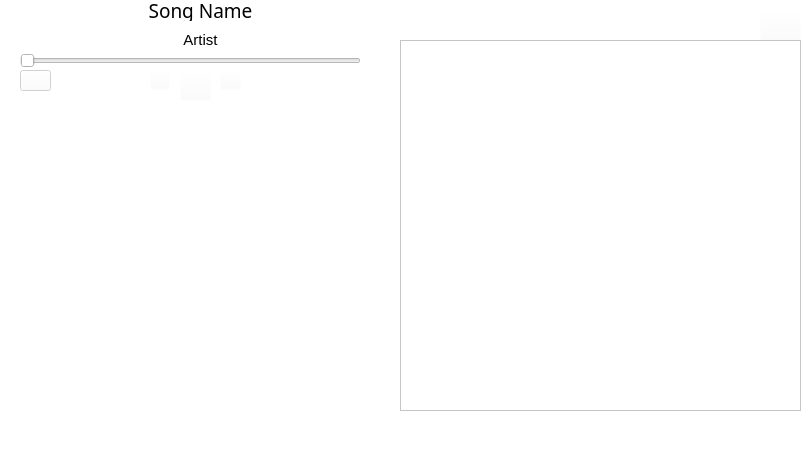
The window that src/ui/mainwindow.ui (III-koda/qt-music) describes before a commit, drawn with Qt 5.
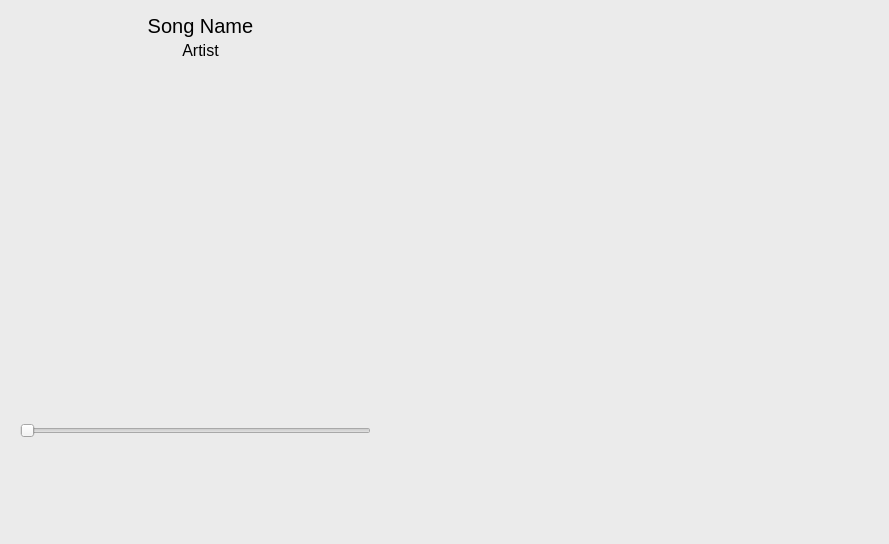
The same window after the commit. Icons and pictures are not drawn.

Commit message: Add download song from Spotify feature (#3)

The edit to the form file:
```diff
--- a/src/ui/mainwindow.ui
+++ b/src/ui/mainwindow.ui
@@ -6,35 +6,44 @@
    <rect>
     <x>0</x>
     <y>0</y>
-    <width>809</width>
-    <height>461</height>
+    <width>889</width>
+    <height>544</height>
    </rect>
   </property>
   <property name="windowTitle">
    <string>MP3 Player</string>
   </property>
+  <property name="autoFillBackground">
+   <bool>false</bool>
+  </property>
   <property name="styleSheet">
-   <string notr="true">background-color: rgb(255,255,255);</string>
+   <string notr="true">background-color: rgb(235, 235, 235);</string>
+  </property>
+  <property name="animated">
+   <bool>true</bool>
   </property>
   <widget class="QWidget" name="centralwidget">
    <widget class="QLabel" name="song_name_label">
     <property name="geometry">
      <rect>
       <x>10</x>
-      <y>0</y>
+      <y>10</y>
       <width>381</width>
-      <height>21</height>
+      <height>31</height>
      </rect>
     </property>
     <property name="font">
      <font>
-      <family>Sans Serif Collection</family>
-      <pointsize>14</pointsize>
+      <family>Ubuntu</family>
+      <pointsize>15</pointsize>
      </font>
     </property>
     <property name="layoutDirection">
      <enum>Qt::LeftToRight</enum>
     </property>
+    <property name="styleSheet">
+     <string notr="true">background-color: qlineargradient(spread:pad, x1:0, y1:0, x2:1, y2:1, stop:0 rgba(0, 0, 0, 0));</string>
+    </property>
     <property name="text">
      <string>Song Name</string>
     </property>
@@ -48,10 +57,10 @@
     </property>
     <property name="geometry">
      <rect>
-      <x>180</x>
-      <y>70</y>
-      <width>31</width>
-      <height>31</height>
+      <x>170</x>
+      <y>440</y>
+      <width>51</width>
+      <height>51</height>
      </rect>
     </property>
     <property name="sizePolicy">
@@ -62,14 +71,19 @@
     </property>
     <property name="font">
      <font>
-      <pointsize>25</pointsize>
+      <family>Ubuntu</family>
+      <pointsize>17</pointsize>
+      <italic>false</italic>
+      <bold>false</bold>
      </font>
     </property>
     <property name="cursor">
      <cursorShape>PointingHandCursor</cursorShape>
     </property>
     <property name="styleSheet">
-     <string notr="true">background-color: rgba(255,255,255,0);</string>
+     <string notr="true">background-color: qlineargradient(spread:pad, x1:0, y1:0, x2:1, y2:1, stop:0 rgba(0, 0, 0, 0));
+font: 17pt &quot;Ubuntu&quot;;
+border:none;</string>
     </property>
     <property name="text">
      <string/>
@@ -80,15 +94,15 @@
     </property>
     <property name="iconSize">
      <size>
-      <width>30</width>
-      <height>30</height>
+      <width>50</width>
+      <height>50</height>
      </size>
     </property>
    </widget>
    <widget class="QPushButton" name="dir_prompt_button">
     <property name="geometry">
      <rect>
-      <x>760</x>
+      <x>820</x>
       <y>10</y>
       <width>41</width>
       <height>31</height>
@@ -106,7 +120,8 @@
      <bool>false</bool>
     </property>
     <property name="styleSheet">
-     <string notr="true">background-color: rgba(255,255,255,0);</string>
+     <string notr="true">background-color: qlineargradient(spread:pad, x1:0, y1:0, x2:1, y2:1, stop:0 rgba(0, 0, 0, 0));
+border: none</string>
     </property>
     <property name="icon">
      <iconset>
@@ -123,11 +138,34 @@
     <property name="geometry">
      <rect>
       <x>400</x>
-      <y>40</y>
-      <width>401</width>
-      <height>371</height>
+      <y>50</y>
+      <width>461</width>
+      <height>441</height>
      </rect>
     </property>
+    <property name="font">
+     <font>
+      <pointsize>13</pointsize>
+     </font>
+    </property>
+    <property name="autoFillBackground">
+     <bool>false</bool>
+    </property>
+    <property name="frameShape">
+     <enum>QFrame::NoFrame</enum>
+    </property>
+    <property name="frameShadow">
+     <enum>QFrame::Sunken</enum>
+    </property>
+    <property name="horizontalScrollBarPolicy">
+     <enum>Qt::ScrollBarAsNeeded</enum>
+    </property>
+    <property name="sizeAdjustPolicy">
+     <enum>QAbstractScrollArea::AdjustIgnored</enum>
+    </property>
+    <property name="alternatingRowColors">
+     <bool>true</bool>
+    </property>
    </widget>
    <widget class="QPushButton" name="next_song_button">
     <property name="enabled">
@@ -136,14 +174,17 @@
     <property name="geometry">
      <rect>
       <x>220</x>
-      <y>70</y>
-      <width>21</width>
-      <height>20</height>
+      <y>440</y>
+      <width>51</width>
+      <height>51</height>
      </rect>
     </property>
     <property name="font">
      <font>
-      <pointsize>18</pointsize>
+      <family>Ubuntu</family>
+      <pointsize>17</pointsize>
+      <italic>false</italic>
+      <bold>false</bold>
      </font>
     </property>
     <property name="cursor">
@@ -153,7 +194,9 @@
      <bool>false</bool>
     </property>
     <property name="styleSheet">
-     <string notr="true">background-color: rgba(255,255,255,0);</string>
+     <string notr="true">background-color: qlineargradient(spread:pad, x1:0, y1:0, x2:1, y2:1, stop:0 rgba(0, 0, 0, 0));
+font: 17pt &quot;Ubuntu&quot;;
+border:none;</string>
     </property>
     <property name="text">
      <string/>
@@ -164,8 +207,8 @@
     </property>
     <property name="iconSize">
      <size>
-      <width>18</width>
-      <height>18</height>
+      <width>25</width>
+      <height>25</height>
      </size>
     </property>
    </widget>
@@ -175,22 +218,27 @@
     </property>
     <property name="geometry">
      <rect>
-      <x>150</x>
-      <y>70</y>
-      <width>20</width>
-      <height>20</height>
+      <x>120</x>
+      <y>440</y>
+      <width>51</width>
+      <height>51</height>
      </rect>
     </property>
     <property name="font">
      <font>
-      <pointsize>18</pointsize>
+      <family>Ubuntu</family>
+      <pointsize>17</pointsize>
+      <italic>false</italic>
+      <bold>false</bold>
      </font>
     </property>
     <property name="cursor">
      <cursorShape>PointingHandCursor</cursorShape>
     </property>
     <property name="styleSheet">
-     <string notr="true">background-color: rgba(255,255,255,0);</string>
+     <string notr="true">background-color: qlineargradient(spread:pad, x1:0, y1:0, x2:1, y2:1, stop:0 rgba(0, 0, 0, 0));
+font: 17pt &quot;Ubuntu&quot;;
+border:none;</string>
     </property>
     <property name="text">
      <string/>
@@ -201,8 +249,8 @@
     </property>
     <property name="iconSize">
      <size>
-      <width>18</width>
-      <height>18</height>
+      <width>25</width>
+      <height>25</height>
      </size>
     </property>
    </widget>
@@ -213,8 +261,8 @@
     <property name="geometry">
      <rect>
       <x>20</x>
-      <y>50</y>
-      <width>341</width>
+      <y>420</y>
+      <width>351</width>
       <height>21</height>
      </rect>
     </property>
@@ -235,16 +283,19 @@
     <property name="geometry">
      <rect>
       <x>40</x>
-      <y>30</y>
+      <y>40</y>
       <width>321</width>
       <height>20</height>
      </rect>
     </property>
     <property name="font">
      <font>
-      <pointsize>11</pointsize>
+      <pointsize>12</pointsize>
      </font>
     </property>
+    <property name="styleSheet">
+     <string notr="true">background-color: qlineargradient(spread:pad, x1:0, y1:0, x2:1, y2:1, stop:0 rgba(0, 0, 0, 255), stop:0.00497512 rgba(0, 0, 0, 0));</string>
+    </property>
     <property name="text">
      <string>Artist</string>
     </property>
@@ -259,14 +310,18 @@
     <property name="geometry">
      <rect>
       <x>20</x>
-      <y>70</y>
-      <width>31</width>
-      <height>21</height>
+      <y>450</y>
+      <width>41</width>
+      <height>31</height>
      </rect>
     </property>
     <property name="autoFillBackground">
      <bool>false</bool>
     </property>
+    <property name="styleSheet">
+     <string notr="true">background-color: qlineargradient(spread:pad, x1:0, y1:0, x2:1, y2:1, stop:0 rgba(255, 255, 255, 0));
+border:none;</string>
+    </property>
     <property name="text">
      <string/>
     </property>
@@ -287,10 +342,10 @@
     </property>
     <property name="geometry">
      <rect>
-      <x>50</x>
-      <y>110</y>
-      <width>291</width>
-      <height>291</height>
+      <x>20</x>
+      <y>70</y>
+      <width>351</width>
+      <height>341</height>
      </rect>
     </property>
     <property name="text">
@@ -303,6 +358,41 @@
      <bool>true</bool>
     </property>
    </widget>
+   <widget class="QPushButton" name="download_song_button">
+    <property name="geometry">
+     <rect>
+      <x>770</x>
+      <y>10</y>
+      <width>41</width>
+      <height>31</height>
+     </rect>
+    </property>
+    <property name="font">
+     <font>
+      <pointsize>36</pointsize>
+     </font>
+    </property>
+    <property name="cursor">
+     <cursorShape>PointingHandCursor</cursorShape>
+    </property>
+    <property name="autoFillBackground">
+     <bool>false</bool>
+    </property>
+    <property name="styleSheet">
+     <string notr="true">background-color: qlineargradient(spread:pad, x1:0, y1:0, x2:1, y2:1, stop:0 rgba(0, 0, 0, 0));
+border: none</string>
+    </property>
+    <property name="icon">
+     <iconset>
+      <normaloff>resources/download_song.png</normaloff>resources/download_song.png</iconset>
+    </property>
+    <property name="iconSize">
+     <size>
+      <width>25</width>
+      <height>25</height>
+     </size>
+    </property>
+   </widget>
   </widget>
   <widget class="QMenuBar" name="menubar">
    <property name="geometry">
```
Left out of the diff: 4 changed lines with no effect on the pictures. The commit also changes 22 other files.
